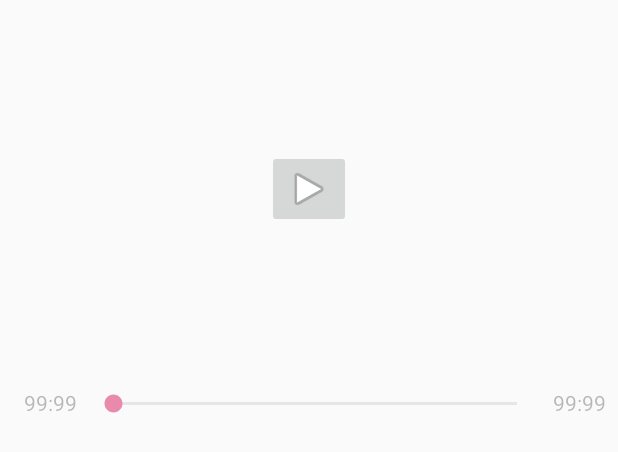
After one commit to vippergod123/AndroidMediaPlayer, an Android app: the layout custom_media_controller.xml on its own in the app's theme, with its tools: preview values and no code run, on a phone screen of 412 x 824 dp. The commit adds this screen. Shown: the top 452 px of the screen. Run offline under Robolectric (Android 15) with nearby library versions, the phone set to English and light mode, and no system bars.

Commit message:
Custom mediacontroller (80%)

```diff
--- /dev/null
+++ b/app/src/main/res/layout/custom_media_controller.xml
@@ -0,0 +1,47 @@
+<?xml version="1.0" encoding="utf-8"?>
+<android.support.constraint.ConstraintLayout xmlns:android="http://schemas.android.com/apk/res/android"
+                                             xmlns:app="http://schemas.android.com/apk/res-auto"
+                                             xmlns:tools="http://schemas.android.com/tools"
+                                             android:layout_width="match_parent"
+                                             android:layout_height="wrap_content" android:orientation="vertical"
+                                             android:background="@android:color/transparent">
+
+    <android.support.constraint.ConstraintLayout android:layout_width="match_parent"
+                                                 android:layout_height="wrap_content"
+                                                 app:layout_constraintEnd_toEndOf="parent"
+                                                 app:layout_constraintStart_toStartOf="parent"
+                                                 android:layout_marginStart="8dp"
+                                                 app:layout_constraintHorizontal_bias="0.0"
+                                                 android:id="@+id/constraintLayout" android:layout_marginBottom="8dp"
+                                                 app:layout_constraintBottom_toBottomOf="parent"
+                                                 android:alpha="0.5">
+        <TextView
+                android:text="99:99"
+                android:layout_width="wrap_content"
+                android:layout_height="wrap_content"
+                android:id="@+id/current_position_time_text_view"
+                app:layout_constraintStart_toStartOf="parent"
+                android:layout_marginStart="8dp" app:layout_constraintBottom_toBottomOf="parent"/>
+        <TextView
+                android:text="99:99"
+                android:layout_width="wrap_content"
+                android:layout_height="wrap_content"
+                android:id="@+id/duration_text_view" app:layout_constraintEnd_toEndOf="parent"
+                android:layout_marginEnd="8dp"
+                app:layout_constraintBottom_toBottomOf="parent"/>
+        <SeekBar
+                android:layout_width="0dp"
+                android:layout_height="wrap_content"
+                android:id="@+id/time_seek_bar" app:layout_constraintEnd_toStartOf="@+id/duration_text_view"
+                android:layout_marginEnd="8dp" app:layout_constraintStart_toEndOf="@+id/current_position_time_text_view"
+                android:layout_marginStart="8dp" app:layout_constraintBottom_toBottomOf="parent"
+                android:layout_marginTop="8dp" app:layout_constraintTop_toTopOf="parent"/>
+    </android.support.constraint.ConstraintLayout>
+    <ImageButton
+            android:layout_width="wrap_content"
+            android:layout_height="wrap_content" app:srcCompat="@android:drawable/ic_media_play"
+            android:id="@+id/play_pause_image_button" app:layout_constraintEnd_toEndOf="parent"
+            android:layout_marginEnd="8dp" app:layout_constraintStart_toStartOf="parent"
+            android:layout_marginStart="8dp" android:layout_marginTop="100dp" app:layout_constraintTop_toTopOf="parent"
+            android:layout_marginBottom="100dp" app:layout_constraintBottom_toTopOf="@+id/constraintLayout"/>
+</android.support.constraint.ConstraintLayout>
```
Also changed, not shown: app/src/main/java/com/example/androidmediaplayer/CustomMediaController.kt (+27 -2 lines), app/src/main/java/com/example/androidmediaplayer/CustomMediaPlayer.kt (+95 -37 lines), app/src/main/java/com/example/androidmediaplayer/ListVideosAdapter.kt (+0 -47 lines), app/src/main/java/com/example/androidmediaplayer/ListVideosViewHolder.kt (+8 -61 lines), app/src/main/java/com/example/androidmediaplayer/MainActivity.kt (+5 -14 lines).
